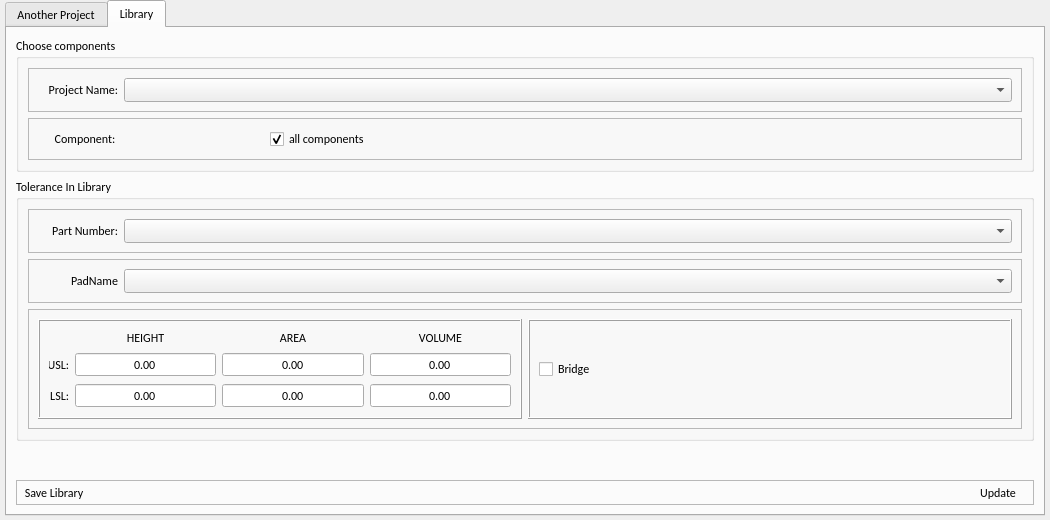
First picture: the form in gui/main_window.ui, repository Skorpi86/SPI_Tolerance, before the edit.
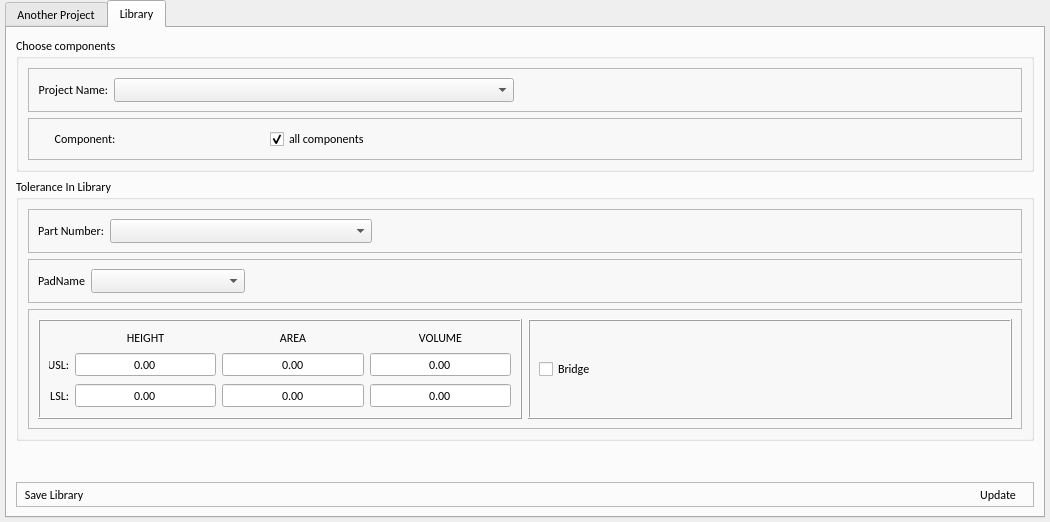
Second picture: the form after the edit. The open tabs and pages were chosen to show the change. Icons and pictures are not drawn.

The edit to the form file:
```diff
--- a/gui/main_window.ui
+++ b/gui/main_window.ui
@@ -7,7 +7,7 @@
     <x>0</x>
     <y>0</y>
     <width>1050</width>
-    <height>520</height>
+    <height>522</height>
    </rect>
   </property>
   <property name="sizePolicy">
@@ -53,6 +53,9 @@
    </property>
    <item>
     <widget class="QTabWidget" name="tabWidget">
+     <property name="enabled">
+      <bool>true</bool>
+     </property>
      <property name="font">
       <font>
        <family>Calibri</family>
@@ -61,6 +64,9 @@
      <property name="currentIndex">
       <number>0</number>
      </property>
+     <property name="tabsClosable">
+      <bool>false</bool>
+     </property>
      <widget class="QWidget" name="tab">
       <attribute name="title">
        <string>Another Project</string>
@@ -359,6 +365,12 @@
              </item>
              <item>
               <widget class="QComboBox" name="list_projet_name_library">
+               <property name="minimumSize">
+                <size>
+                 <width>400</width>
+                 <height>0</height>
+                </size>
+               </property>
                <property name="font">
                 <font>
                  <family>Calibri</family>
@@ -366,6 +378,19 @@
                </property>
               </widget>
              </item>
+             <item>
+              <spacer name="horizontalSpacer_3">
+               <property name="orientation">
+                <enum>Qt::Horizontal</enum>
+               </property>
+               <property name="sizeHint" stdset="0">
+                <size>
+                 <width>40</width>
+                 <height>20</height>
+                </size>
+               </property>
+              </spacer>
+             </item>
             </layout>
            </widget>
           </item>
@@ -513,6 +538,12 @@
              </item>
              <item>
               <widget class="QComboBox" name="list_part_number">
+               <property name="minimumSize">
+                <size>
+                 <width>262</width>
+                 <height>0</height>
+                </size>
+               </property>
                <property name="font">
                 <font>
                  <family>Calibri</family>
@@ -520,6 +551,19 @@
                </property>
               </widget>
              </item>
+             <item>
+              <spacer name="horizontalSpacer_4">
+               <property name="orientation">
+                <enum>Qt::Horizontal</enum>
+               </property>
+               <property name="sizeHint" stdset="0">
+                <size>
+                 <width>40</width>
+                 <height>20</height>
+                </size>
+               </property>
+              </spacer>
+             </item>
             </layout>
            </widget>
           </item>
@@ -558,6 +602,12 @@
              </item>
              <item>
               <widget class="QComboBox" name="list_PadName">
+               <property name="minimumSize">
+                <size>
+                 <width>154</width>
+                 <height>0</height>
+                </size>
+               </property>
                <property name="font">
                 <font>
                  <family>Calibri</family>
@@ -565,6 +615,19 @@
                </property>
               </widget>
              </item>
+             <item>
+              <spacer name="horizontalSpacer_5">
+               <property name="orientation">
+                <enum>Qt::Horizontal</enum>
+               </property>
+               <property name="sizeHint" stdset="0">
+                <size>
+                 <width>40</width>
+                 <height>20</height>
+                </size>
+               </property>
+              </spacer>
+             </item>
             </layout>
            </widget>
           </item>
```
Left out of the diff: 24 changed lines with no effect on the pictures.
